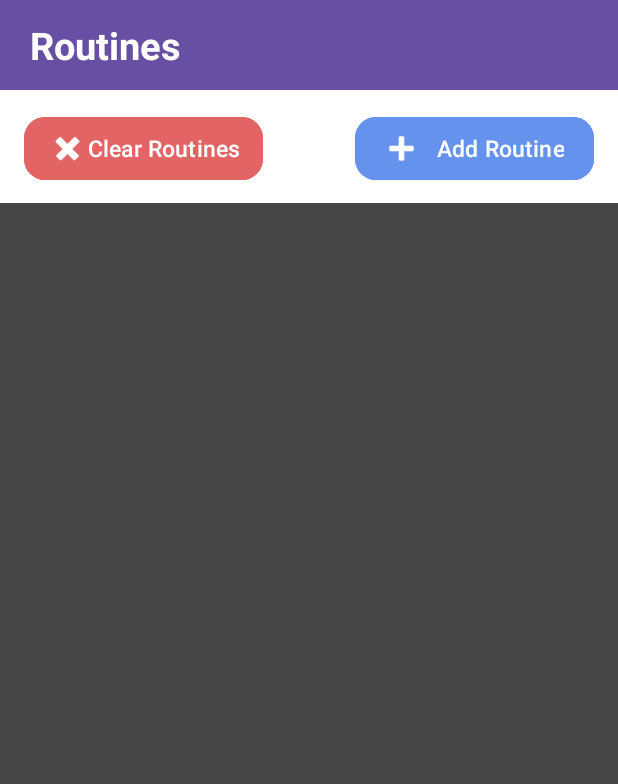
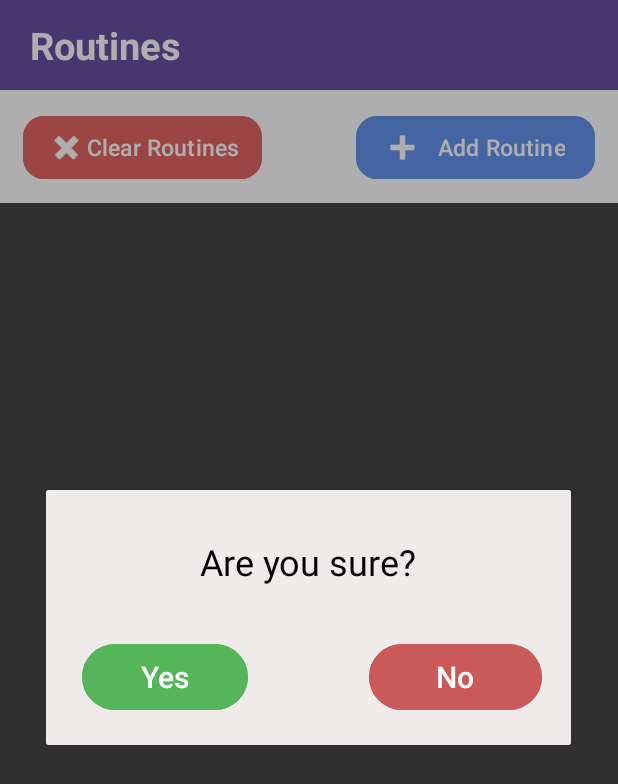
Before and after one commit to shoss88/Workout-Tracker-Android-App, an Android app: the screen it shows after launch (MainActivity), after a tap on "Clear Routines", on a phone screen of 412 x 824 dp. Shown: the top 784 px of the screen. Run offline under Robolectric (Android 15) with nearby library versions, the phone set to English and light mode, and no system bars.

Commit message:
fixed are you sure dialog

```diff
--- a/app/src/main/java/com/example/workouttracker/MainActivity.java
+++ b/app/src/main/java/com/example/workouttracker/MainActivity.java
@@ -1,10 +1,12 @@
 package com.example.workouttracker;
 
 import androidx.appcompat.app.AppCompatActivity;
+import androidx.constraintlayout.widget.ConstraintLayout;
 
 import android.app.Dialog;
 import android.graphics.Color;
 import android.os.Bundle;
+import android.text.Layout;
 import android.view.LayoutInflater;
 import android.view.View;
 import android.widget.Button;
@@ -16,7 +18,6 @@ import android.widget.TextView;
 import org.w3c.dom.Text;
 
 public class MainActivity extends AppCompatActivity {
-    int routineCount = 1;
     LinearLayout routineList;
 
     @Override
@@ -33,7 +34,7 @@ public class MainActivity extends AppCompatActivity {
         ImageButton routineEdit = (ImageButton) routineBox.findViewById(R.id.boxEdit);
         ImageButton routineDelete = (ImageButton) routineBox.findViewById(R.id.boxDelete);
 
-        routineName.setText((CharSequence) ("Routine " + routineCount));
+        routineName.setText((CharSequence) ("Routine"));
         routineName.setOnClickListener(new View.OnClickListener() {
             @Override
             public void onClick(View v) {
@@ -49,15 +50,10 @@ public class MainActivity extends AppCompatActivity {
         routineDelete.setOnClickListener(new View.OnClickListener() {
             @Override
             public void onClick(View v) {
-
+                areYouSureDialog(v);
             }
         });
         routineList.addView(routineBox);
-        routineCount++;
-    }
-    public void clearRoutines(View v){
-        routineList.removeAllViews();
-        routineCount = 1;
     }
     public void editRoutineNameDialog(View v){
         TextView routineName = ((RelativeLayout)v.getParent()).findViewById(R.id.boxName);
@@ -90,4 +86,32 @@ public class MainActivity extends AppCompatActivity {
         });
         dialog.show();
     }
+    public void areYouSureDialog(View v){
+
+        Dialog dialog = new Dialog(MainActivity.this);
+        dialog.setContentView(R.layout.sure_dialog);
+        Button yes = dialog.findViewById(R.id.yesButton);
+        Button no = dialog.findViewById(R.id.noButton);
+        yes.setOnClickListener(new View.OnClickListener() {
+            @Override
+            public void onClick(View view) {
+                RelativeLayout parent = (RelativeLayout)v.getParent();
+                View clickedButton = parent.findViewById(v.getId());
+                if (clickedButton.getId() == R.id.clearRoutinesButton){
+                    routineList.removeAllViews();
+                }
+                else if (clickedButton.getId() == R.id.boxDelete){
+                    ((ConstraintLayout)parent.getParent()).removeView(parent);
+                }
+                dialog.dismiss();
+            }
+        });
+        no.setOnClickListener(new View.OnClickListener() {
+            @Override
+            public void onClick(View view) {
+                dialog.dismiss();
+            }
+        });
+        dialog.show();
+    }
 }
--- a/app/src/main/res/layout/activity_main.xml
+++ b/app/src/main/res/layout/activity_main.xml
@@ -24,55 +24,9 @@
         app:layout_constraintEnd_toEndOf="parent"
         app:layout_constraintStart_toStartOf="parent"
         app:layout_constraintTop_toTopOf="parent" />
-    <Button
-        android:id="@+id/addRoutineButton"
-        android:layout_width="159dp"
-        android:layout_height="50dp"
-        android:layout_marginTop="74dp"
-        android:layout_marginEnd="16dp"
-        android:backgroundTint="#6492ED"
-        android:gravity="center|end"
-        android:onClick="addRoutine"
-        android:paddingStart="10dp"
-        android:paddingEnd="20dp"
-        android:text="@string/add_routine"
-        android:textAllCaps="false"
-        android:textColor="#FFFFFF"
-        android:textSize="15sp"
-        app:cornerRadius="14dp"
-        app:icon="@android:drawable/ic_input_add"
-        app:iconGravity="textStart"
-        app:iconPadding="8dp"
-        app:iconSize="30dp"
-        app:iconTint="#FFFFFF"
-        app:layout_constraintEnd_toEndOf="parent"
-        app:layout_constraintTop_toTopOf="parent" />
-
-    <Button
-        android:id="@+id/button"
-        android:layout_width="159dp"
-        android:layout_height="50dp"
-        android:layout_marginStart="16dp"
-        android:layout_marginTop="74dp"
-        android:backgroundTint="#E36464"
-        android:gravity="center|end"
-        android:onClick="clearRoutines"
-        android:paddingStart="0dp"
-        android:paddingEnd="15dp"
-        android:text="@string/clear_routines"
-        android:textAllCaps="false"
-        android:textColor="#FFFFFF"
-        android:textSize="15sp"
-        app:cornerRadius="14dp"
-        app:icon="@android:drawable/ic_delete"
-        app:iconGravity="textStart"
-        app:iconPadding="0dp"
-        app:iconSize="26dp"
-        app:iconTint="#FFFFFF"
-        app:layout_constraintStart_toStartOf="parent"
-        app:layout_constraintTop_toTopOf="parent" />
 
     <ScrollView
+        android:id="@+id/routineListScrollCont"
         android:layout_width="0dp"
         android:layout_height="0dp"
         android:layout_marginTop="135dp"
@@ -91,5 +45,66 @@
     </ScrollView>
 
 
+    <RelativeLayout
+        android:id="@+id/buttonArea"
+        android:layout_width="0dp"
+        android:layout_height="75dp"
+        android:background="#FFFFFF"
+        app:layout_constraintBottom_toTopOf="@+id/routineListScrollCont"
+        app:layout_constraintEnd_toEndOf="parent"
+        app:layout_constraintHorizontal_bias="0.0"
+        app:layout_constraintStart_toStartOf="parent"
+        app:layout_constraintTop_toBottomOf="@+id/mainHeader">
+
+        <Button
+            android:id="@+id/clearRoutinesButton"
+            android:layout_width="159dp"
+            android:layout_height="50dp"
+            android:layout_alignParentStart="true"
+            android:layout_alignParentTop="true"
+            android:layout_marginStart="15dp"
+            android:layout_marginTop="13dp"
+            android:backgroundTint="#E36464"
+            android:gravity="center|end"
+            android:onClick="areYouSureDialog"
+            android:paddingStart="0dp"
+            android:paddingEnd="15dp"
+            android:text="@string/clear_routines"
+            android:textAllCaps="false"
+            android:textColor="#FFFFFF"
+            android:textSize="15sp"
+            app:cornerRadius="14dp"
+            app:icon="@android:drawable/ic_delete"
+            app:iconGravity="textStart"
+            app:iconPadding="0dp"
+            app:iconSize="26dp"
+            app:iconTint="#FFFFFF" />
+
+        <Button
+            android:id="@+id/addRoutineButton"
+            android:layout_width="159dp"
+            android:layout_height="50dp"
+            android:layout_alignParentTop="true"
+            android:layout_alignParentEnd="true"
+            android:layout_marginTop="13dp"
+            android:layout_marginEnd="15dp"
+            android:backgroundTint="#6492ED"
+            android:gravity="center|end"
+            android:onClick="addRoutine"
+            android:paddingStart="10dp"
+            android:paddingEnd="20dp"
+            android:text="@string/add_routine"
+            android:textAllCaps="false"
+            android:textColor="#FFFFFF"
+            android:textSize="15sp"
+            app:cornerRadius="14dp"
+            app:icon="@android:drawable/ic_input_add"
+            app:iconGravity="textStart"
+            app:iconPadding="8dp"
+            app:iconSize="30dp"
+            app:iconTint="#FFFFFF" />
+
+    </RelativeLayout>
+
 
 </androidx.constraintlayout.widget.ConstraintLayout>
```
